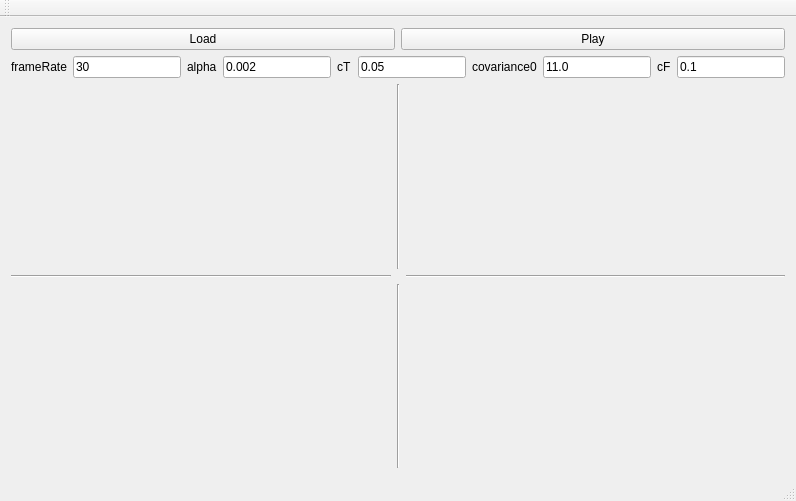
Qt form GUI/GUI/mainwindow.ui (azuzul/RU) before a commit.
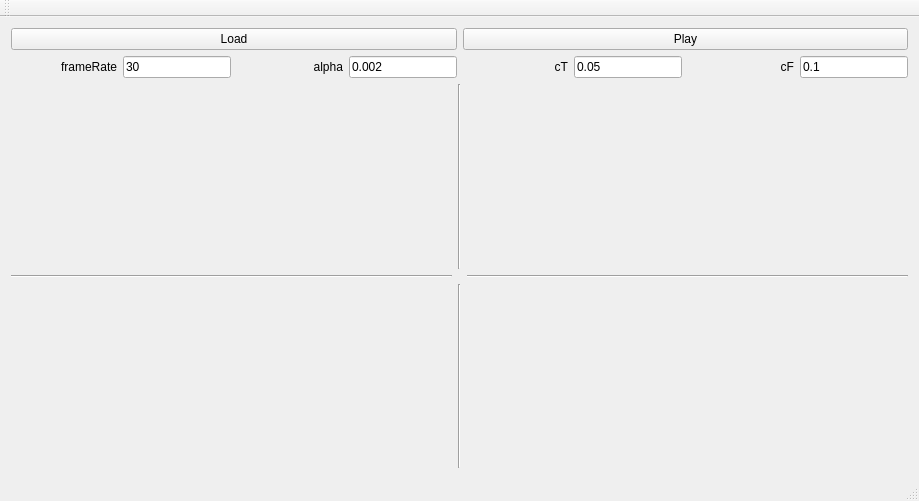
The same form after that commit.

The edit to the form file:
```diff
--- a/GUI/GUI/mainwindow.ui
+++ b/GUI/GUI/mainwindow.ui
@@ -6,7 +6,7 @@
    <rect>
     <x>0</x>
     <y>0</y>
-    <width>521</width>
+    <width>919</width>
     <height>501</height>
    </rect>
   </property>
@@ -138,7 +138,7 @@
      </layout>
     </item>
     <item row="1" column="0" colspan="2">
-     <layout class="QGridLayout" name="gridLayout_3" rowstretch="0,0,0,0">
+     <layout class="QGridLayout" name="gridLayout_3" rowstretch="0">
       <property name="sizeConstraint">
        <enum>QLayout::SetDefaultConstraint</enum>
       </property>
@@ -147,6 +147,9 @@
         <property name="text">
          <string>cT</string>
         </property>
+        <property name="alignment">
+         <set>Qt::AlignRight|Qt::AlignTrailing|Qt::AlignVCenter</set>
+        </property>
        </widget>
       </item>
       <item row="0" column="5">
@@ -180,32 +183,31 @@
         <property name="text">
          <string>alpha</string>
         </property>
+        <property name="alignment">
+         <set>Qt::AlignRight|Qt::AlignTrailing|Qt::AlignVCenter</set>
+        </property>
+       </widget>
+      </item>
+      <item row="0" column="7">
+       <widget class="QLineEdit" name="param_cF">
+        <property name="sizePolicy">
+         <sizepolicy hsizetype="Minimum" vsizetype="Fixed">
+          <horstretch>0</horstretch>
+          <verstretch>0</verstretch>
+         </sizepolicy>
+        </property>
+        <property name="text">
+         <string>0.1</string>
+        </property>
        </widget>
       </item>
       <item row="0" column="6">
-       <widget class="QLabel" name="label_2">
-        <property name="text">
-         <string>covariance0</string>
-        </property>
-       </widget>
-      </item>
-      <item row="0" column="8">
        <widget class="QLabel" name="label">
         <property name="text">
          <string>cF</string>
         </property>
-       </widget>
-      </item>
-      <item row="0" column="9">
-       <widget class="QLineEdit" name="param_cF">
-        <property name="sizePolicy">
-         <sizepolicy hsizetype="Minimum" vsizetype="Fixed">
-          <horstretch>0</horstretch>
-          <verstretch>0</verstretch>
-         </sizepolicy>
-        </property>
-        <property name="text">
-         <string>0.1</string>
+        <property name="alignment">
+         <set>Qt::AlignRight|Qt::AlignTrailing|Qt::AlignVCenter</set>
         </property>
        </widget>
       </item>
@@ -214,18 +216,8 @@
         <property name="text">
          <string>frameRate</string>
         </property>
-       </widget>
-      </item>
-      <item row="0" column="7">
-       <widget class="QLineEdit" name="param_covariance0">
-        <property name="sizePolicy">
-         <sizepolicy hsizetype="Minimum" vsizetype="Fixed">
-          <horstretch>0</horstretch>
-          <verstretch>0</verstretch>
-         </sizepolicy>
-        </property>
-        <property name="text">
-         <string>11.0</string>
+        <property name="alignment">
+         <set>Qt::AlignRight|Qt::AlignTrailing|Qt::AlignVCenter</set>
         </property>
        </widget>
       </item>
```
Left out of the diff: 4 changed lines with no effect on the pictures.
